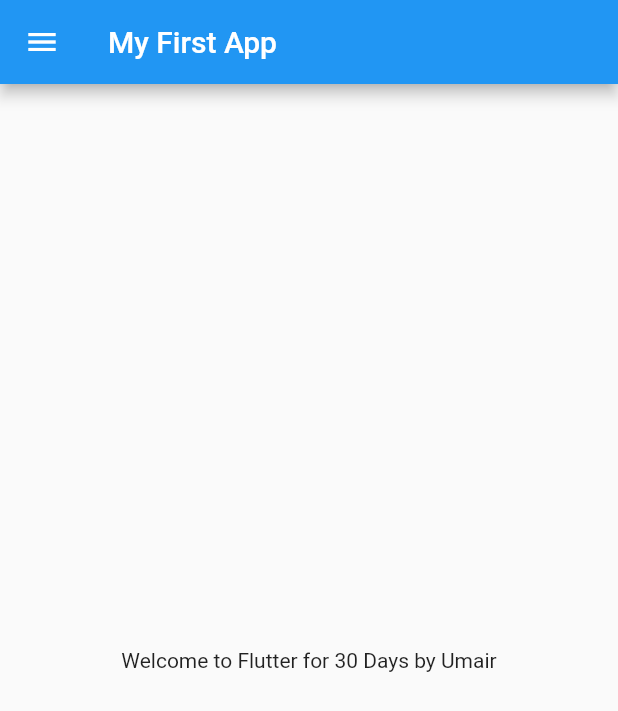
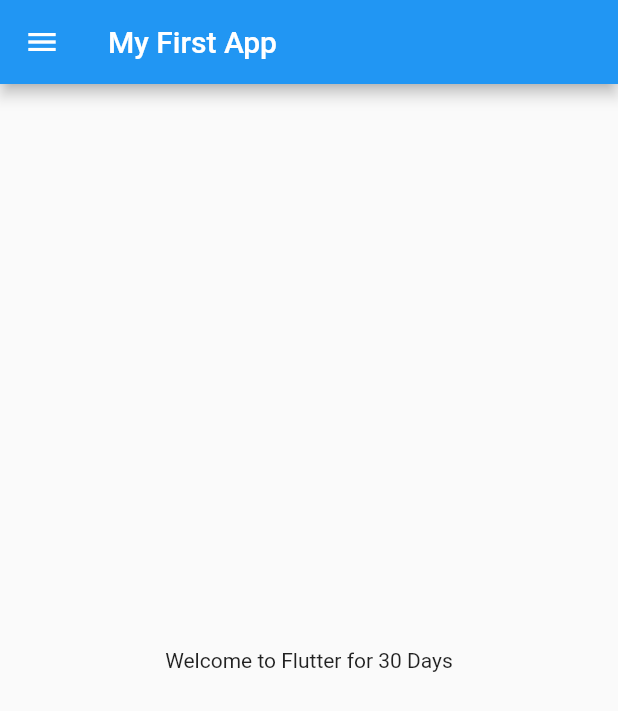
Before and after one commit to aptechite06/30daysflutter, a Flutter app: the screen it shows after launch, on a phone screen of 412 x 824 dp. Shown: the top 711 px of the screen. Run offline on Flutter 3.47's test engine with Material 2 defaults, Android fonts, the phone set to English and light mode, and no system bars.

Commit message:
day2 completed

```diff
--- a/lib/home_page.dart
+++ b/lib/home_page.dart
@@ -10,7 +10,7 @@ class HomePage extends StatelessWidget {
       ),
       body: Center(
         child: Container(
-          child: Text('Welcome to Flutter for $days Days by Umair'),
+          child: Text('Welcome to Flutter for $days Days'),
         ),
       ),
       drawer: Drawer(),
```
